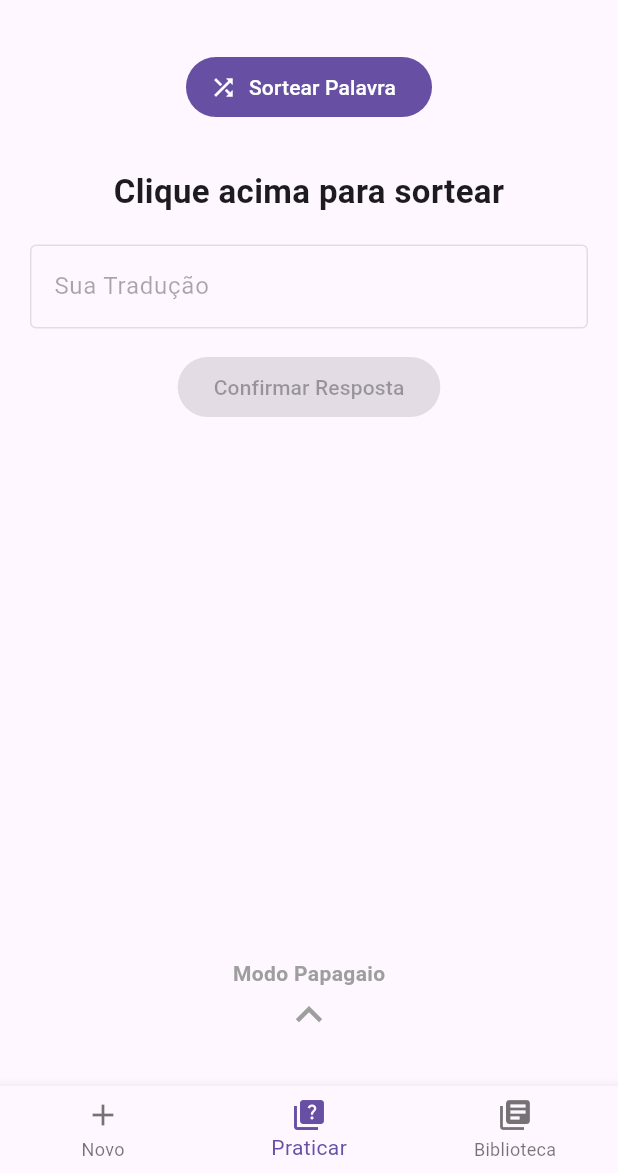
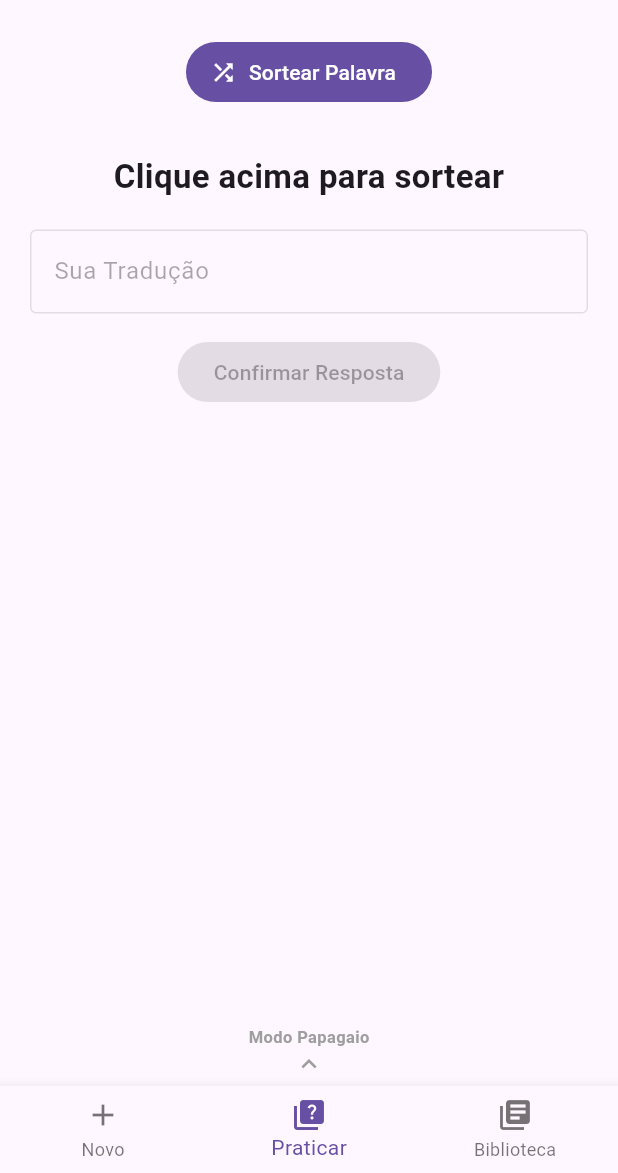
Before and after one commit to Pedrodinix/memory_word, a Flutter app: the screen it shows after launch, on a phone screen of 412 x 824 dp, the part 63-1236 px from its top. Run offline on Flutter 3.47's test engine with Material 3 defaults, Android fonts, the phone set to English and light mode, and no system bars; our stand-ins replace flutter_tts, image_picker, speech_to_text, sqflite; missing offline and left inert: translator; accounts and stored records are empty.

Commit message:
V4
Correção da ferramenta língua afiada e espaço na tela.

```diff
--- a/lib/main.dart
+++ b/lib/main.dart
@@ -5,7 +5,7 @@ import 'package:path_provider/path_provider.dart';
 import 'package:image_picker/image_picker.dart';
 import 'package:translator/translator.dart' as tr;
 import 'package:flutter_tts/flutter_tts.dart';
-import 'package:speech_to_text/speech_to_text.dart' as stt; // NOVA IMPORTAÇÃO
+import 'package:speech_to_text/speech_to_text.dart' as stt;
 import 'dart:io';
 import 'dart:math';
 
@@ -28,7 +28,6 @@ const Map<String, AppLanguage> supportedLanguages = {
   'Francês': AppLanguage('Francês', '🇫🇷', 'fr-FR', 'fr'),
 };
 
-// Variáveis globais para controlar tema e idioma em tempo real
 final ValueNotifier<ThemeMode> appThemeMode = ValueNotifier(ThemeMode.light);
 final ValueNotifier<String> appLanguage = ValueNotifier('Inglês');
 
@@ -199,7 +198,7 @@ class DatabaseHelper {
 }
 
 // ==========================================
-// APLICATIVO PRINCIPAL E NAVEGAÇÃO
+// APLICATIVO PRINCIPAL E NAVEGAÇÃO PRINCIPAL (ARRASTAR LATERAL)
 // ==========================================
 class MemoryWordApp extends StatelessWidget {
   const MemoryWordApp({super.key});
@@ -231,6 +230,19 @@ class MainScreen extends StatefulWidget {
 
 class _MainScreenState extends State<MainScreen> {
   int _currentIndex = 1;
+  late PageController _mainPageController;
+
+  @override
+  void initState() {
+    super.initState();
+    _mainPageController = PageController(initialPage: _currentIndex);
+  }
+
+  @override
+  void dispose() {
+    _mainPageController.dispose();
+    super.dispose();
+  }
 
   void _abrirConfiguracoes() {
     showModalBottomSheet(
@@ -257,11 +269,13 @@ class _MainScreenState extends State<MainScreen> {
           IconButton(icon: const Icon(Icons.settings), tooltip: "Configurações", onPressed: _abrirConfiguracoes)
         ],
       ),
+      // Substituído IndexedStack por PageView Horizontal (Permite deslizar entre abas principais)
       body: ValueListenableBuilder<String>(
         valueListenable: appLanguage,
         builder: (context, currentLang, child) {
-          return IndexedStack(
-            index: _currentIndex,
+          return PageView(
+            controller: _mainPageController,
+            onPageChanged: (index) => setState(() => _currentIndex = index),
             children: [
               RegisterTab(currentLang: currentLang),
               PracticeTab(currentLang: currentLang),
@@ -272,7 +286,9 @@ class _MainScreenState extends State<MainScreen> {
       ),
       bottomNavigationBar: BottomNavigationBar(
         currentIndex: _currentIndex,
-        onTap: (index) => setState(() => _currentIndex = index),
+        onTap: (index) {
+          _mainPageController.animateToPage(index, duration: const Duration(milliseconds: 300), curve: Curves.easeInOut);
+        },
         items: const [
           BottomNavigationBarItem(icon: Icon(Icons.add), label: 'Novo'),
           BottomNavigationBarItem(icon: Icon(Icons.quiz), label: 'Praticar'),
@@ -376,6 +392,24 @@ class _PracticeTabState extends State<PracticeTab> {
     await _flutterTts.setLanguage(langData.ttsCode);
     await _flutterTts.setSpeechRate(rate);
     await _flutterTts.speak(texto);
+  }
+
+  // Setinhas minúsculas encostadas às margens
+  Widget _buildMinimalArrow(IconData icon, String text, VoidCallback onTap) {
+    return GestureDetector(
+      onTap: onTap,
+      child: Padding(
+        padding: const EdgeInsets.symmetric(vertical: 5.0),
+        child: Column(
+          mainAxisSize: MainAxisSize.min,
+          children: [
+            if (icon == Icons.keyboard_arrow_down) Icon(icon, color: Colors.grey, size: 20),
+            Text(text, style: const TextStyle(color: Colors.grey, fontWeight: FontWeight.bold, fontSize: 11)),
+            if (icon == Icons.keyboard_arrow_up) Icon(icon, color: Colors.grey, size: 20),
+          ],
+        ),
+      ),
+    );
   }
 
   // --- Funções do MODO NORMAL ---
@@ -522,15 +556,22 @@ class _PracticeTabState extends State<PracticeTab> {
       _sharpResultText = '';
       _spokenText = '';
     });
-    // Fala a palavra automaticamente após o sorteio
     _falar(_currentWordSharp!['ingles']);
   }
 
   void _listenSharp() async {
     if (!_isListening) {
+      // Agora pedirá permissão formalmente e enviará os status
       bool available = await _speech.initialize(
-        onStatus: (val) => debugPrint('onStatus: $val'),
-        onError: (val) => debugPrint('onError: $val'),
+        onStatus: (val) {
+          if (val == 'notListening' || val == 'done') {
+            setState(() => _isListening = false);
+          }
+        },
+        onError: (val) {
+          setState(() => _isListening = false);
+          if (mounted) ScaffoldMessenger.of(context).showSnackBar(SnackBar(content: Text('Erro do Microfone: ${val.errorMsg}')));
+        },
       );
       if (available) {
         setState(() => _isListening = true);
@@ -544,11 +585,15 @@ class _PracticeTabState extends State<PracticeTab> {
               }
             });
           },
-          localeId: langData.ttsCode, // Ouve no idioma selecionado
+          localeId: langData.ttsCode,
         );
       } else {
         setState(() => _isListening = false);
-        if (mounted) ScaffoldMessenger.of(context).showSnackBar(const SnackBar(content: Text('Reconhecimento de voz não disponível no telemóvel.')));
+        if (mounted) {
+          ScaffoldMessenger.of(context).showSnackBar(
+              const SnackBar(content: Text('Reconhecimento indisponível. Conceda a permissão de Microfone no Manifest do Android!'))
+          );
+        }
       }
     } else {
       setState(() => _isListening = false);
@@ -560,7 +605,6 @@ class _PracticeTabState extends State<PracticeTab> {
   void _verifySpeech() {
     if (_currentWordSharp == null || _spokenText.isEmpty) return;
 
-    // Limpa a string tirando pontuações e pondo em minúsculo para comparar melhor
     String target = _currentWordSharp!['ingles'].toString().toLowerCase().replaceAll(RegExp(r'[^\w\s]+'), '');
     String spoken = _spokenText.toLowerCase().replaceAll(RegExp(r'[^\w\s]+'), '');
 
@@ -576,7 +620,7 @@ class _PracticeTabState extends State<PracticeTab> {
   }
 
 
-  // --- Construção da Interface Dividida em 3 Níveis ---
+  // --- Construção da Interface Dividida ---
   @override
   Widget build(BuildContext context) {
     return PageView(
@@ -585,15 +629,18 @@ class _PracticeTabState extends State<PracticeTab> {
       children: [
         _buildNormalPractice(),
         _buildParrotPractice(),
-        _buildSharpPractice(), // NOVA ABA
+        _buildSharpPractice(),
       ],
     );
   }
 
   // --- Nível 1: Sorteio Normal ---
   Widget _buildNormalPractice() {
-    return Padding(
-      padding: const EdgeInsets.all(20.0),
+    return Column(
+      children: [
+        Expanded(
+          child: Padding(
+            padding: const EdgeInsets.symmetric(horizontal: 20.0, vertical: 10.0),
             child: Column(
               children: [
                 FilledButton.icon(icon: const Icon(Icons.shuffle), label: const Text('Sortear Palavra'), onPressed: _drawWordNormal),
@@ -615,31 +662,26 @@ class _PracticeTabState extends State<PracticeTab> {
 
                 if (_resultTextNormal.isNotEmpty && _currentWordNormal?['imagem'] != null && _currentWordNormal!['imagem'] != '')
                   Expanded(child: Image.file(File(_currentWordNormal!['imagem']), fit: BoxFit.contain))
-          else
-            const Spacer(),
-
-          GestureDetector(
-              onTap: () => _pageController.animateToPage(1, duration: const Duration(milliseconds: 500), curve: Curves.easeInOut),
-              child: const Column(children: [ Text("Modo Papagaio", style: TextStyle(color: Colors.grey, fontWeight: FontWeight.bold)), Icon(Icons.keyboard_arrow_up, color: Colors.grey, size: 35) ])
-          ),
-          const SizedBox(height: 10),
               ],
             ),
+          ),
+        ),
+        _buildMinimalArrow(Icons.keyboard_arrow_up, "Modo Papagaio", () => _pageController.animateToPage(1, duration: const Duration(milliseconds: 500), curve: Curves.easeInOut)),
+      ],
     );
   }
 
   // --- Nível 2: Modo Papagaio ---
   Widget _buildParrotPractice() {
-    return Padding(
-      padding: const EdgeInsets.all(20.0),
+    return Column(
+      children: [
+        _buildMinimalArrow(Icons.keyboard_arrow_down, "Modo Sorteio", () => _pageController.animateToPage(0, duration: const Duration(milliseconds: 500), curve: Curves.easeInOut)),
+        Expanded(
+          child: Padding(
+            padding: const EdgeInsets.symmetric(horizontal: 20.0),
             child: Column(
               children: [
-          GestureDetector(
-              onTap: () => _pageController.animateToPage(0, duration: const Duration(milliseconds: 500), curve: Curves.easeInOut),
-              child: const Column(children: [ Icon(Icons.keyboard_arrow_down, color: Colors.grey, size: 35), Text("Modo Sorteio", style: TextStyle(color: Colors.grey, fontWeight: FontWeight.bold)) ])
-          ),
-          const SizedBox(height: 10),
-          const Row(mainAxisAlignment: MainAxisAlignment.center, children: [ Text('🦜', style: TextStyle(fontSize: 35)), SizedBox(width: 10), Text('Modo Papagaio', style: TextStyle(fontSize: 24, fontWeight: FontWeight.bold)) ]),
+                const Row(mainAxisAlignment: MainAxisAlignment.center, children: [ Text('🦜', style: TextStyle(fontSize: 30)), SizedBox(width: 10), Text('Modo Papagaio', style: TextStyle(fontSize: 20, fontWeight: FontWeight.bold)) ]),
                 const Divider(height: 15),
 
                 Expanded(
@@ -664,66 +706,55 @@ class _PracticeTabState extends State<PracticeTab> {
                                 )
                             )
                         ),
-                  const SizedBox(height: 35),
-                  Text(_parrotCurrentWordDisplay.isEmpty ? 'Pronto para voar!' : _parrotCurrentWordDisplay, style: const TextStyle(fontSize: 32, fontWeight: FontWeight.bold, color: Colors.blue), textAlign: TextAlign.center),
+                        const SizedBox(height: 25),
+                        Text(_parrotCurrentWordDisplay.isEmpty ? 'Pronto para voar!' : _parrotCurrentWordDisplay, style: const TextStyle(fontSize: 28, fontWeight: FontWeight.bold, color: Colors.blue), textAlign: TextAlign.center),
                         const SizedBox(height: 20),
                       ],
                     ),
                   ),
                 ),
 
-          SizedBox(width: double.infinity, height: 65, child: FilledButton.icon(style: FilledButton.styleFrom(backgroundColor: _isParrotPlaying ? Colors.red.shade700 : Colors.green.shade700), onPressed: _toggleParrot, icon: Icon(_isParrotPlaying ? Icons.stop : Icons.play_arrow, size: 30), label: Text(_isParrotPlaying ? "Parar Papagaio" : "Iniciar Papagaio", style: const TextStyle(fontSize: 22, fontWeight: FontWeight.bold)))),
-          const SizedBox(height: 15),
-
-          GestureDetector(
-              onTap: () => _pageController.animateToPage(2, duration: const Duration(milliseconds: 500), curve: Curves.easeInOut),
-              child: const Column(children: [ Text("Modo Língua Afiada", style: TextStyle(color: Colors.grey, fontWeight: FontWeight.bold)), Icon(Icons.keyboard_arrow_up, color: Colors.grey, size: 35) ])
-          ),
+                SizedBox(width: double.infinity, height: 55, child: FilledButton.icon(style: FilledButton.styleFrom(backgroundColor: _isParrotPlaying ? Colors.red.shade700 : Colors.green.shade700), onPressed: _toggleParrot, icon: Icon(_isParrotPlaying ? Icons.stop : Icons.play_arrow, size: 26), label: Text(_isParrotPlaying ? "Parar Papagaio" : "Iniciar Papagaio", style: const TextStyle(fontSize: 18, fontWeight: FontWeight.bold)))),
               ],
             ),
+          ),
+        ),
+        _buildMinimalArrow(Icons.keyboard_arrow_up, "Língua Afiada", () => _pageController.animateToPage(2, duration: const Duration(milliseconds: 500), curve: Curves.easeInOut)),
+      ],
     );
   }
 
   // --- Nível 3: Modo Língua Afiada 🗡️ ---
   Widget _buildSharpPractice() {
-    return Padding(
-      padding: const EdgeInsets.all(20.0),
+    return Column(
+      children: [
+        _buildMinimalArrow(Icons.keyboard_arrow_down, "Modo Papagaio", () => _pageController.animateToPage(1, duration: const Duration(milliseconds: 500), curve: Curves.easeInOut)),
+        Expanded(
+          child: Padding(
+            padding: const EdgeInsets.symmetric(horizontal: 20.0),
+            child: SingleChildScrollView(
               child: Column(
                 children: [
-          GestureDetector(
-              onTap: () => _pageController.animateToPage(1, duration: const Duration(milliseconds: 500), curve: Curves.easeInOut),
-              child: const Column(children: [ Icon(Icons.keyboard_arrow_down, color: Colors.grey, size: 35), Text("Modo Papagaio", style: TextStyle(color: Colors.grey, fontWeight: FontWeight.bold)) ])
-          ),
-          const SizedBox(height: 10),
-          const Row(mainAxisAlignment: MainAxisAlignment.center, children: [ Text('🗡️', style: TextStyle(fontSize: 35)), SizedBox(width: 10), Text('Língua Afiada', style: TextStyle(fontSize: 24, fontWeight: FontWeight.bold)) ]),
+                  const Row(mainAxisAlignment: MainAxisAlignment.center, children: [ Text('🗡️', style: TextStyle(fontSize: 30)), SizedBox(width: 10), Text('Língua Afiada', style: TextStyle(fontSize: 20, fontWeight: FontWeight.bold)) ]),
                   const Divider(height: 15),
 
-          // Filtro Exclusivo do Modo Afiado
-          Row(
-            children: [
-              Expanded(
-                child: DropdownButtonFormField<String>(
-                    decoration: const InputDecoration(labelText: 'Filtro de Sorteio', border: OutlineInputBorder(), contentPadding: EdgeInsets.symmetric(horizontal: 10), isDense: true),
+                  // Filtro corrigido em coluna para não espremer
+                  DropdownButtonFormField<String>(
+                      decoration: const InputDecoration(labelText: 'Filtro de Sorteio', border: OutlineInputBorder(), contentPadding: EdgeInsets.symmetric(horizontal: 10, vertical: 12), isDense: true),
                       value: _sharpFilter,
                       items: const [ DropdownMenuItem(value: 'todas', child: Text("Todas as palavras")), DropdownMenuItem(value: '10', child: Text("Últimas 10")), DropdownMenuItem(value: '20', child: Text("Últimas 20")), DropdownMenuItem(value: '30', child: Text("Últimas 30")), DropdownMenuItem(value: 'custom', child: Text("Personalizado")) ],
                       onChanged: (v) { setState(() => _sharpFilter = v!); _saveSharpSettings(); }
                   ),
+                  if (_sharpFilter == 'custom')
+                    Padding(
+                      padding: const EdgeInsets.only(top: 10),
+                      child: TextField(controller: _sharpCustomCtrl, keyboardType: TextInputType.number, decoration: const InputDecoration(labelText: 'Quantidade Personalizada (>0)', border: OutlineInputBorder(), isDense: true)),
                     ),
-              if (_sharpFilter == 'custom')
-                Expanded(
-                  child: Padding(
-                    padding: const EdgeInsets.only(left: 10),
-                    child: TextField(controller: _sharpCustomCtrl, keyboardType: TextInputType.number, decoration: const InputDecoration(labelText: 'Qtd (>0)', border: OutlineInputBorder(), isDense: true)),
-                  ),
-                ),
-            ],
-          ),
-          const SizedBox(height: 25),
+                  const SizedBox(height: 20),
 
                   FilledButton.icon(icon: const Icon(Icons.shuffle), label: const Text('Sortear Nova Palavra'), onPressed: _drawWordSharp),
-          const SizedBox(height: 40),
+                  const SizedBox(height: 30),
 
-          // Área da Palavra
                   Row(
                     mainAxisAlignment: MainAxisAlignment.center,
                     children: [
@@ -737,26 +768,28 @@ class _PracticeTabState extends State<PracticeTab> {
                     Text(_currentWordSharp!['traducoes'].toString().replaceAll('|', ' ou '), style: const TextStyle(fontSize: 16, color: Colors.grey)),
                   ],
 
-          const Spacer(),
+                  const SizedBox(height: 30),
+                  Text(_sharpResultText, style: TextStyle(fontSize: 18, color: _sharpResultColor, fontWeight: FontWeight.bold), textAlign: TextAlign.center),
+                  const SizedBox(height: 20),
 
-          // Resultado e O que ele entendeu
-          Text(_sharpResultText, style: TextStyle(fontSize: 20, color: _sharpResultColor, fontWeight: FontWeight.bold), textAlign: TextAlign.center),
-          const SizedBox(height: 30),
-
-          // Botão Gigante de Microfone
+                  // Botão de Microfone muito menor
                   GestureDetector(
                     onTap: _currentWordSharp == null ? null : _listenSharp,
                     child: CircleAvatar(
-              radius: 50,
+                      radius: 35, // Tamanho reduzido para evitar transbordamento
                       backgroundColor: _currentWordSharp == null ? Colors.grey : (_isListening ? Colors.red : Colors.blue),
-              child: Icon(_isListening ? Icons.mic : Icons.mic_none, size: 50, color: Colors.white),
+                      child: Icon(_isListening ? Icons.mic : Icons.mic_none, size: 35, color: Colors.white),
                     ),
                   ),
-          const SizedBox(height: 15),
-          Text(_isListening ? "A escutar... Fale agora!" : (_currentWordSharp == null ? "" : "Toque para falar"), style: const TextStyle(fontWeight: FontWeight.bold)),
-          const SizedBox(height: 30),
+                  const SizedBox(height: 10),
+                  Text(_isListening ? "A escutar... Fale agora!" : (_currentWordSharp == null ? "" : "Toque para falar"), style: const TextStyle(fontWeight: FontWeight.bold, fontSize: 13)),
+                  const SizedBox(height: 20),
                 ],
               ),
+            ),
+          ),
+        ),
+      ],
     );
   }
 }
@@ -873,7 +906,7 @@ class _SettingsSheetState extends State<SettingsSheet> {
 }
 
 // ==========================================
-// ABA 1: REGISTRO (Sem alterações visuais, apenas base)
+// ABA 1: REGISTRO
 // ==========================================
 class RegisterTab extends StatefulWidget {
   final String currentLang;
@@ -987,7 +1020,7 @@ class _RegisterTabState extends State<RegisterTab> {
 }
 
 // ==========================================
-// ABA 3: BIBLIOTECA (Sem alterações)
+// ABA 3: BIBLIOTECA
 // ==========================================
 class LibraryTab extends StatefulWidget {
   final String currentLang;
```
Also changed, not shown: 1 other file. Lines whose indentation alone changed are shown as unchanged.
